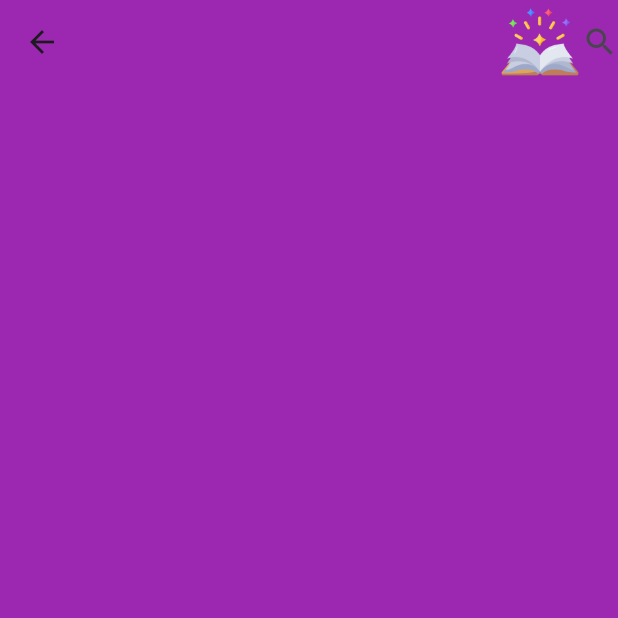
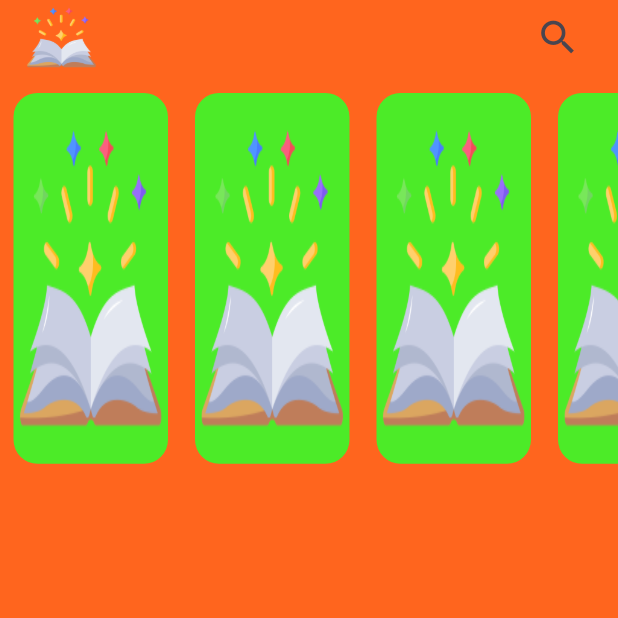
Before and after one commit to Johnkaramw/reed_books_api_mvvm, a Flutter app: the screen it shows after launch, on a phone screen of 412 x 824 dp, the top half of it. Run offline on Flutter 3.47's test engine with Material 3 defaults, Android fonts, the phone set to English and light mode, and no system bars; our stand-ins replace get.

Commit message:
add listview horz

```diff
--- a/lib/core/const.dart
+++ b/lib/core/const.dart
@@ -17,5 +17,8 @@ class ConstSiz {
   static const double siz12 = 12.0;
   static const double siz14 = 14.0;
   static const double siz16 = 16.0;
+  static const double siz30 = 30.0;
+  static const double siz40 = 40.0;
+  static const double siz50 = 50.0;
   static const double siz200 = 200.0;
 }
--- a/lib/main.dart
+++ b/lib/main.dart
@@ -13,7 +13,9 @@ class ReedBook extends StatelessWidget {
   Widget build(BuildContext context) {
     return GetMaterialApp(
       debugShowCheckedModeBanner: false,
-      theme: ThemeData.light().copyWith(scaffoldBackgroundColor: Colors.purple),
+      theme: ThemeData.light().copyWith(
+        scaffoldBackgroundColor: const Color.fromARGB(243, 255, 93, 19),
+      ),
       home: SplashPage(),
     );
   }
--- a/lib/presentation/pages/home/view/home_page.dart
+++ b/lib/presentation/pages/home/view/home_page.dart
@@ -1,5 +1,4 @@
 import 'package:flutter/material.dart';
-import 'package:reed_books_api_mvvm/core/const.dart';
 import 'package:reed_books_api_mvvm/presentation/pages/home/view/widget/home_page_body.dart';
 
 class HomePage extends StatelessWidget {
@@ -7,16 +6,6 @@ class HomePage extends StatelessWidget {
 
   @override
   Widget build(BuildContext context) {
-    return Scaffold(
-      appBar: AppBar(
-        backgroundColor: Colors.purple,
-        actions: [
-          Row(
-            children: [Image.asset(ConstImage.splashlogo), Icon(Icons.search)],
-          ),
-        ],
-      ),
-      body: HomePageBody(),
-    );
+    return Scaffold(body: HomePageBody());
   }
 }
--- /dev/null
+++ b/lib/presentation/pages/home/view/widget/custom_appbar.dart
@@ -0,0 +1,23 @@
+import 'package:flutter/material.dart';
+import 'package:reed_books_api_mvvm/core/const.dart';
+
+class CustomAppBar extends StatelessWidget {
+  const CustomAppBar({super.key});
+
+  @override
+  Widget build(BuildContext context) {
+    return Padding(
+      padding: const EdgeInsets.symmetric(horizontal: ConstSiz.siz16),
+      child: Row(
+        children: [
+          Image.asset(ConstImage.splashlogo, height: ConstSiz.siz50),
+          Spacer(),
+          IconButton(
+            onPressed: () {},
+            icon: Icon(Icons.search, size: ConstSiz.siz30),
+          ),
+        ],
+      ),
+    );
+  }
+}
--- a/lib/presentation/pages/home/view/widget/home_page_body.dart
+++ b/lib/presentation/pages/home/view/widget/home_page_body.dart
@@ -1,12 +1,18 @@
 import 'package:flutter/material.dart';
+import 'package:reed_books_api_mvvm/core/const.dart';
+import 'package:reed_books_api_mvvm/presentation/pages/home/view/widget/custom_appbar.dart';
+import 'package:reed_books_api_mvvm/presentation/pages/home/view/widget/list_horz.dart';
 
 class HomePageBody extends StatelessWidget {
   const HomePageBody({super.key});
 
   @override
   Widget build(BuildContext context) {
-    return Column(children: [
-
+    return Column(
+      children: [
+        CustomAppBar(),
+        SizedBox(height: ConstSiz.siz12),
+        ListHorz(),
       ],
     );
   }
--- /dev/null
+++ b/lib/presentation/pages/home/view/widget/item_horz.dart
@@ -0,0 +1,22 @@
+import 'package:flutter/material.dart';
+import 'package:reed_books_api_mvvm/core/const.dart';
+
+class ItemHorz extends StatelessWidget {
+  const ItemHorz({super.key});
+  @override
+  Widget build(BuildContext context) {
+    return Container(
+      width: MediaQuery.of(context).size.width * 0.25,
+      height: MediaQuery.of(context).size.height * 0.3,
+      decoration: BoxDecoration(
+        borderRadius: BorderRadius.circular(ConstSiz.siz16),
+
+        color: const Color.fromARGB(255, 76, 235, 40),
+        image: DecorationImage(
+          fit: BoxFit.fill,
+          image: AssetImage(ConstImage.splashlogo),
+        ),
+      ),
+    );
+  }
+}
--- /dev/null
+++ b/lib/presentation/pages/home/view/widget/list_horz.dart
@@ -0,0 +1,22 @@
+import 'package:flutter/material.dart';
+import 'package:reed_books_api_mvvm/presentation/pages/home/view/widget/item_horz.dart';
+
+class ListHorz extends StatelessWidget {
+  const ListHorz({super.key});
+
+  @override
+  Widget build(BuildContext context) {
+    return SizedBox(
+      height: MediaQuery.of(context).size.height * 0.3,
+      child: ListView.builder(
+        scrollDirection: Axis.horizontal,
+        itemBuilder: (context, indx) {
+          return Padding(
+            padding: const EdgeInsets.symmetric(horizontal: 9),
+            child: ItemHorz(),
+          );
+        },
+      ),
+    );
+  }
+}
```
